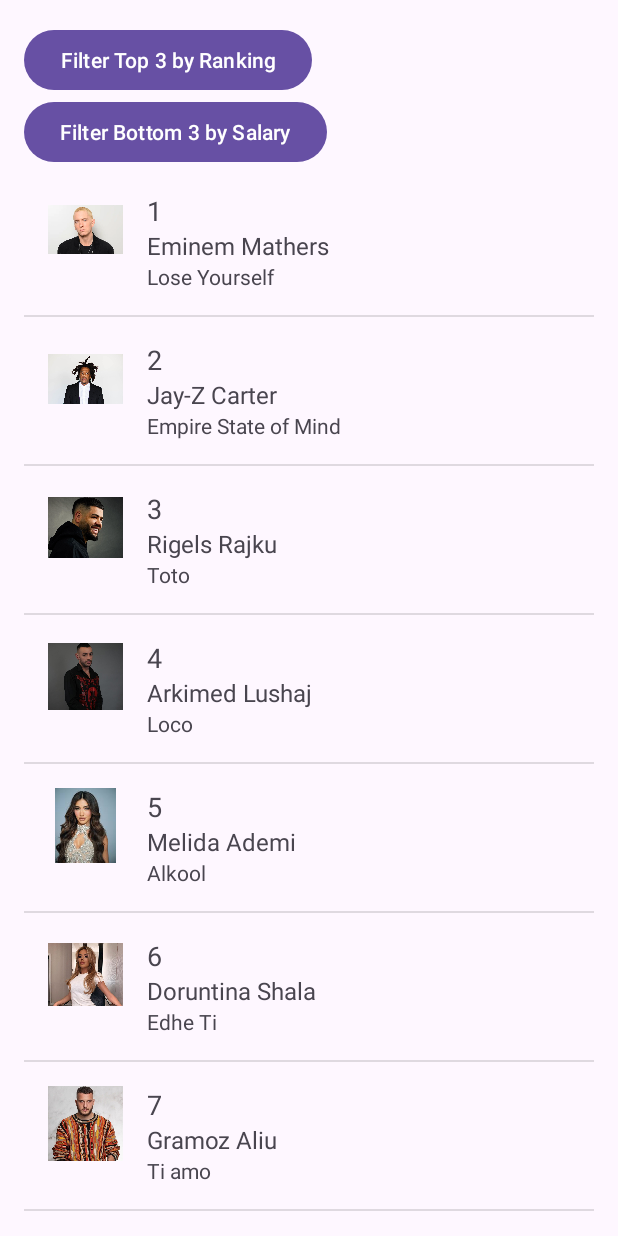
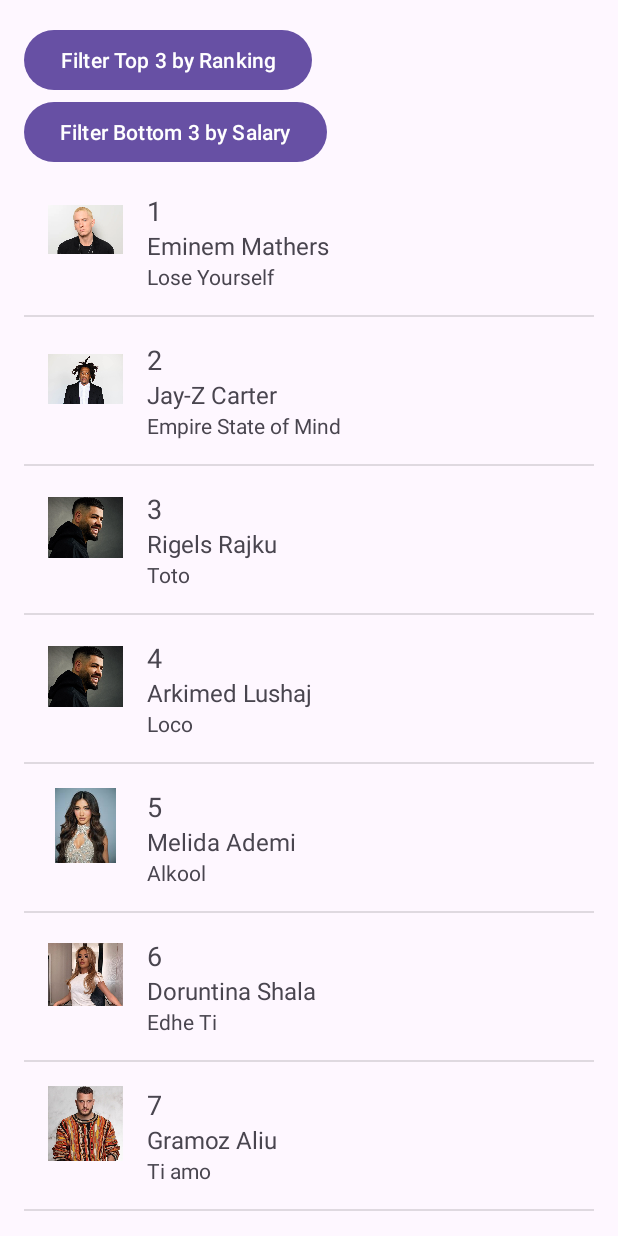
Before and after one commit to arifimeri/Rappers-Rating-App, an Android app: the screen it shows after launch (MainActivity), on a phone screen of 412 x 824 dp. Run offline under Robolectric (Android 15) with nearby library versions, the phone set to English and light mode, and no system bars.

Commit message:
added 10 new rapppers

```diff
--- a/app/src/main/java/com/example/rappersratingapp/MainActivity.kt
+++ b/app/src/main/java/com/example/rappersratingapp/MainActivity.kt
@@ -28,11 +28,11 @@ class MainActivity : AppCompatActivity() {
         topButton = findViewById(R.id.topButton)
         bottomButton = findViewById(R.id.bottomButton)
 
-        // Sample rappers data
+
         rappers.add(Rapper(1, "Eminem", "Mathers", "Eminem","Lose Yourself", 100000, imageUrl = R.drawable.eminem))
         rappers.add(Rapper(2, "Jay-Z", "Carter", "Jay-Z", "Empire State of Mind", 80000, imageUrl = R.drawable.jayz))
         rappers.add(Rapper(3, "Rigels", "Rajku", "Noizy","Toto", 300000, imageUrl = R.drawable.rigels))
-        rappers.add(Rapper(4, "Arkimed", "Lushaj", "Stresi", "Loco", 240000, R.drawable.arkimed))
+        rappers.add(Rapper(4, "Arkimed", "Lushaj", "Stresi", "Loco", 240000, R.drawable.rigels))
         rappers.add(Rapper(5, "Melida", "Ademi", "Melinda", "Alkool", 200000, R.drawable.melinda))
         rappers.add(Rapper(6, "Doruntina", "Shala", "Tayna", "Edhe Ti", 180000, R.drawable.tayna))
         rappers.add(Rapper(7, "Gramoz" ,"Aliu", "Mozzik", "Ti amo", 165000, imageUrl = R.drawable.mozzik))
@@ -40,9 +40,19 @@ class MainActivity : AppCompatActivity() {
         rappers.add(Rapper(9, "Kljedi", "Dogjani", "Finem", "Bling Bling", 130000, imageUrl = R.drawable.finem))
         rappers.add(Rapper(10, "Elvana", "Gjata", "Elvana", "Njesoj", 123000, imageUrl = R.drawable.elvana))
         rappers.add(Rapper(11, "Dafina", "Zeqiri", "Dafina", "Dafine Moj", 100000, imageUrl = R.drawable.dafina))
+        rappers.add(Rapper(12, "Drake", "Graham", "Drake", "God's Plan", 900000, imageUrl = R.drawable.drake))
+        rappers.add(Rapper(13, "Kanye", "West", "Kanye West", "Stronger", 950000, imageUrl = R.drawable.kanye))
+        rappers.add(Rapper(14, "Travis", "Scott", "Travis Scott", "SICKO MODE", 850000, imageUrl = R.drawable.travis))
+        rappers.add(Rapper(15, "Nicki", "Minaj", "Nicki Minaj", "Anaconda", 1200000, imageUrl = R.drawable.nicki))
+        rappers.add(Rapper(16, "Lil", "Wayne", "Lil Wayne", "Lollipop", 1000000, imageUrl = R.drawable.lilwayne))
+        rappers.add(Rapper(17, "Cardi", "B", "Cardi B", "I Like It", 950000, imageUrl = R.drawable.cardi))
+        rappers.add(Rapper(18, "Post", "Malone", "Post Malone", "Rockstar", 950000, imageUrl = R.drawable.postmalone))
+        rappers.add(Rapper(19, "J Cole", "Cole", "J Cole", "Middle Child", 800000, imageUrl = R.drawable.jcole))
+        rappers.add(Rapper(20, "Lil", "Uzi Vert", "Lil Uzi Vert", "XO Tour Llif3", 880000, imageUrl = R.drawable.liluzi))
+        rappers.add(Rapper(21, "Snoop", "Dogg", "Snoop Dogg", "Drop It Like It's Hot", 1100000, imageUrl = R.drawable.snoop))
 
 
-        // Add more rappers data here
+
 
         val adapter = RapperAdapter(this, rappers)
         rappersListView.adapter = adapter
--- a/app/src/main/res/layout/activity_main.xml
+++ b/app/src/main/res/layout/activity_main.xml
@@ -5,21 +5,18 @@
     android:orientation="vertical"
     android:padding="16dp">
 
-    <!-- Button to filter the top rappers by ranking -->
     <Button
         android:id="@+id/topButton"
         android:layout_width="wrap_content"
         android:layout_height="wrap_content"
         android:text="Filter Top 3 by Ranking" />
 
-    <!-- Button to filter the bottom rappers by salary -->
     <Button
         android:id="@+id/bottomButton"
         android:layout_width="wrap_content"
         android:layout_height="wrap_content"
         android:text="Filter Bottom 3 by Salary" />
 
-    <!-- ListView to display the rappers -->
     <ListView
         android:id="@+id/rappersListView"
         android:layout_width="match_parent"
```
Also changed, not shown: app/src/main/res/drawable/cardi.png (added), app/src/main/res/drawable/drake.png (added), app/src/main/res/drawable/jcole.png (added), app/src/main/res/drawable/liluzi.png (added), app/src/main/res/drawable/postmalone.png (added), app/src/main/res/drawable/snoop.png (added), app/src/main/res/drawable/travis.png (added), 3 other files.
